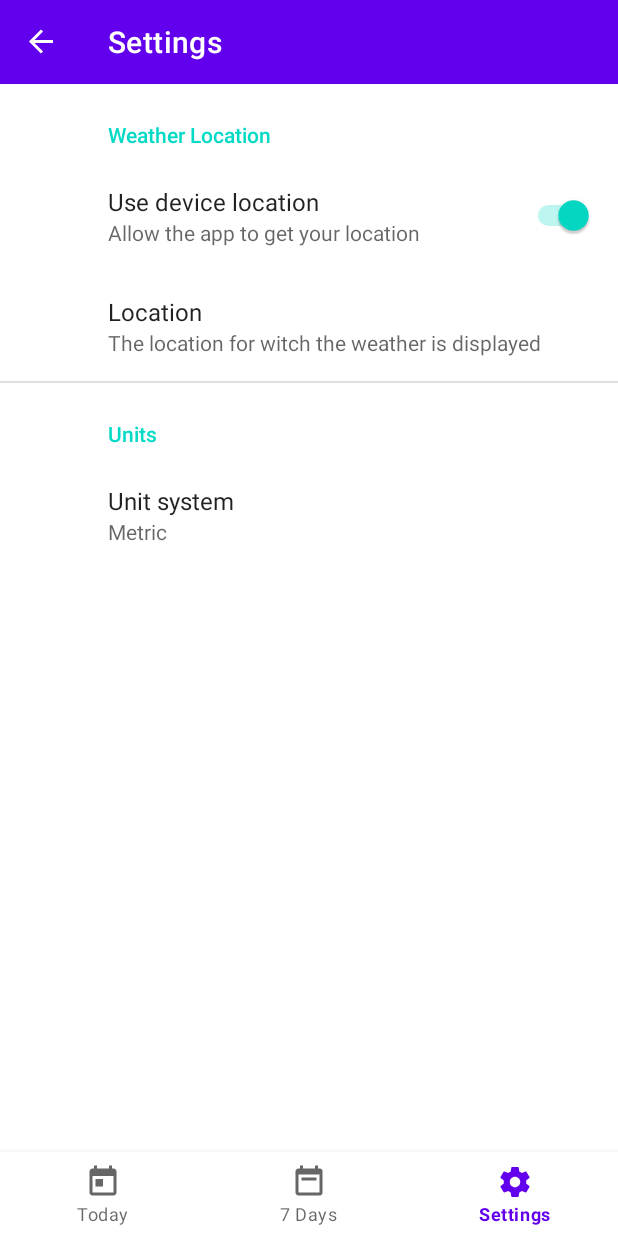
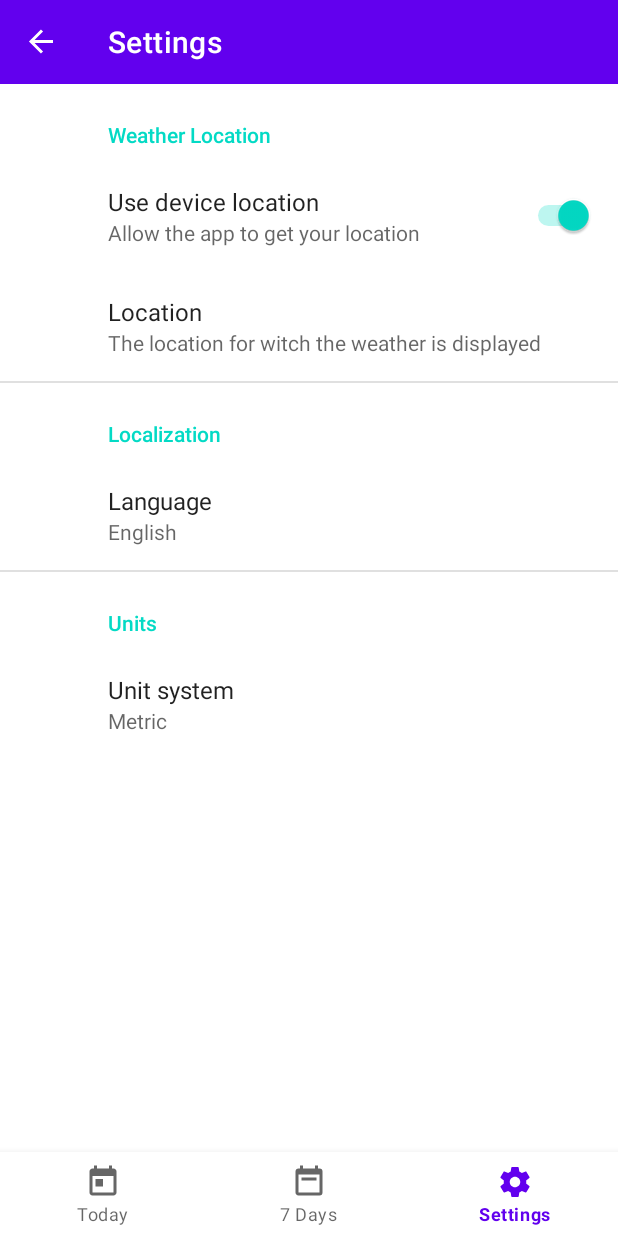
Before and after one commit to mezencevsem/Forecast, an Android app: the screen it shows after launch (MainActivity), item 3 of the bottom bar chosen, on a phone screen of 412 x 824 dp. Run offline under Robolectric (Android 15) with nearby library versions, the phone set to English and light mode, and no system bars; our stand-ins replace androidx.preference, navigation-ui; libraries missing offline, so code that uses them is left out: com.jakewharton.threetenabp, org.kodein.di; pictures from the network do not load; 6 statements that could not run were skipped.

Commit message:
10 fix unit system and add language settings

```diff
--- a/app/src/main/java/com/mezencevsem/forecast/ForecastApplication.kt
+++ b/app/src/main/java/com/mezencevsem/forecast/ForecastApplication.kt
@@ -7,10 +7,7 @@ import com.google.android.gms.location.LocationServices
 import com.jakewharton.threetenabp.AndroidThreeTen
 import com.mezencevsem.forecast.data.database.ForecastDatabase
 import com.mezencevsem.forecast.data.network.*
-import com.mezencevsem.forecast.data.provider.LocationProvider
-import com.mezencevsem.forecast.data.provider.LocationProviderImpl
-import com.mezencevsem.forecast.data.provider.UnitProvider
-import com.mezencevsem.forecast.data.provider.UnitProviderImpl
+import com.mezencevsem.forecast.data.provider.*
 import com.mezencevsem.forecast.data.repository.ForecastRepository
 import com.mezencevsem.forecast.data.repository.ForecastRepositoryImpl
 import com.mezencevsem.forecast.views.weather.current.CurrentWeatherViewModelFactory
@@ -34,8 +31,9 @@ class ForecastApplication : Application(), KodeinAware {
         bind<WeatherNetworkDataSource>() with singleton { WeatherNetworkDataSourceImpl(instance()) }
         bind() from provider { LocationServices.getFusedLocationProviderClient(instance<Context>()) }
         bind<LocationProvider>() with singleton { LocationProviderImpl(instance(), instance()) }
-        bind<ForecastRepository>() with singleton { ForecastRepositoryImpl(instance(), instance(), instance(), instance()) }
         bind<UnitProvider>() with singleton { UnitProviderImpl(instance()) }
+        bind<LanguageProvider>() with singleton { LanguageProviderImpl(instance()) }
+        bind<ForecastRepository>() with singleton { ForecastRepositoryImpl(instance(), instance(), instance(), instance(), instance(), instance()) }
         bind() from provider { CurrentWeatherViewModelFactory(instance(), instance()) }
     }
 
--- a/app/src/main/java/com/mezencevsem/forecast/data/database/entity/CurrentWeatherEntry.kt
+++ b/app/src/main/java/com/mezencevsem/forecast/data/database/entity/CurrentWeatherEntry.kt
@@ -26,6 +26,7 @@ data class CurrentWeatherEntry(
     val visibility: Double,
     @SerializedName("weather_code")
     val weatherCode: Int,
+    //TODO
     @SerializedName("weather_descriptions")
     @TypeConverters(ListDataConverter::class)
     val weatherDescriptions: List<String>,
--- a/app/src/main/java/com/mezencevsem/forecast/data/database/unitlocalized/UnitSpecificCurrentWeatherEntry.kt
+++ /dev/null
@@ -1,6 +0,0 @@
-package com.mezencevsem.forecast.data.database.unitlocalized
-
-interface UnitSpecificCurrentWeatherEntry {
-    // only metric system
-    //TODO add imperial system
-}
--- a/app/src/main/java/com/mezencevsem/forecast/data/network/ApixuWeatherApiService.kt
+++ b/app/src/main/java/com/mezencevsem/forecast/data/network/ApixuWeatherApiService.kt
@@ -14,7 +14,7 @@ import retrofit2.http.Query
 
 const val BASE_URL = "http://api.weatherstack.com/"
 
-const val API_KEY = "ed1c32f4e3e368ffc9c43590c65dd911"
+const val API_KEY = "a07f82e48da47c39f68050ea167ef90b"
 
 //ex. http://api.weatherstack.com/current?access_key=ed1c32f4e3e368ffc9c43590c65dd911&query=Saint-Petersburg
 
@@ -22,8 +22,9 @@ interface ApixuWeatherApiService {
 
     @GET("current")
     fun getCurrentWeather(
-        @Query("query") location: String
-        // language (en) and unit system (m) locked (free plan)
+        @Query("query") location: String,
+        @Query("units") unitSystem: String,
+        @Query("language") language: String
     ): Deferred<CurrentWeatherResponse>
 
     companion object {
--- a/app/src/main/java/com/mezencevsem/forecast/data/network/WeatherNetworkDataSource.kt
+++ b/app/src/main/java/com/mezencevsem/forecast/data/network/WeatherNetworkDataSource.kt
@@ -6,5 +6,9 @@ import com.mezencevsem.forecast.data.network.response.CurrentWeatherResponse
 interface WeatherNetworkDataSource {
     val downloadedCurrentWeather: LiveData<CurrentWeatherResponse>
 
-    suspend fun fetchCurrentWeather(location: String)
+    suspend fun fetchCurrentWeather(
+        location: String,
+        unitSystemCode: String,
+        languageCode: String
+    )
 }
--- /dev/null
+++ b/app/src/main/java/com/mezencevsem/forecast/data/provider/LanguageProvider.kt
@@ -0,0 +1,8 @@
+package com.mezencevsem.forecast.data.provider
+
+import com.mezencevsem.forecast.internal.Languages
+
+interface LanguageProvider {
+    fun getLanguage(): Languages
+    fun getLanguageCode(): String
+}
--- a/app/src/main/java/com/mezencevsem/forecast/data/provider/LocationProviderImpl.kt
+++ b/app/src/main/java/com/mezencevsem/forecast/data/provider/LocationProviderImpl.kt
@@ -52,7 +52,7 @@ class LocationProviderImpl(
             ?: return false
 
         val comparisonThreshold = 0.03
-        //TODO && or ||
+
         return abs(deviceLocation.latitude - lastWeatherLocation.lat.toDouble()) > comparisonThreshold ||
                 abs(deviceLocation.longitude - lastWeatherLocation.lat.toDouble()) > comparisonThreshold
     }
--- a/app/src/main/java/com/mezencevsem/forecast/data/provider/UnitProvider.kt
+++ b/app/src/main/java/com/mezencevsem/forecast/data/provider/UnitProvider.kt
@@ -4,4 +4,5 @@ import com.mezencevsem.forecast.internal.UnitSystem
 
 interface UnitProvider {
     fun getUnitSystem(): UnitSystem
+    fun getUnitSystemCode(): String
 }
--- /dev/null
+++ b/app/src/main/java/com/mezencevsem/forecast/internal/Languages.kt
@@ -0,0 +1,5 @@
+package com.mezencevsem.forecast.internal
+
+enum class Languages {
+    SYSTEM, ENGLISH, RUSSIAN
+}
--- a/app/src/main/res/values/arrays.xml
+++ b/app/src/main/res/values/arrays.xml
@@ -8,4 +8,14 @@
         <item>Metric</item>
         <item>Imperial</item>
     </string-array>
+    <string-array name="languageValues">
+        <item>SYSTEM</item>
+        <item>ENGLISH</item>
+        <item>RUSSIAN</item>
+    </string-array>
+    <string-array name="languageEntries">
+        <item>System</item>
+        <item>English</item>
+        <item>Russian</item>
+    </string-array>
 </resources>
--- a/app/src/main/res/xml/preferences.xml
+++ b/app/src/main/res/xml/preferences.xml
@@ -15,6 +15,15 @@
             android:title="Location"
             android:dependency="USE_DEVICE_LOCATION"/>
     </PreferenceCategory>
+    <PreferenceCategory android:title="Localization">
+        <ListPreference
+            android:title="Language"
+            android:key="LANGUAGE"
+            android:summary="%s"
+            android:defaultValue="ENGLISH"
+            android:entries="@array/languageEntries"
+            android:entryValues="@array/languageValues" />
+    </PreferenceCategory>
     <PreferenceCategory android:title="Units">
         <ListPreference
             android:title="Unit system"
```
Also changed, not shown: app/src/main/java/com/mezencevsem/forecast/data/network/WeatherNetworkDataSourceImpl.kt (+9 -2 lines), app/src/main/java/com/mezencevsem/forecast/data/provider/LanguageProviderImpl.kt (added, +35 -0 lines), app/src/main/java/com/mezencevsem/forecast/data/provider/UnitProviderImpl.kt (+6 -2 lines), app/src/main/java/com/mezencevsem/forecast/data/repository/ForecastRepositoryImpl.kt (+10 -2 lines).
